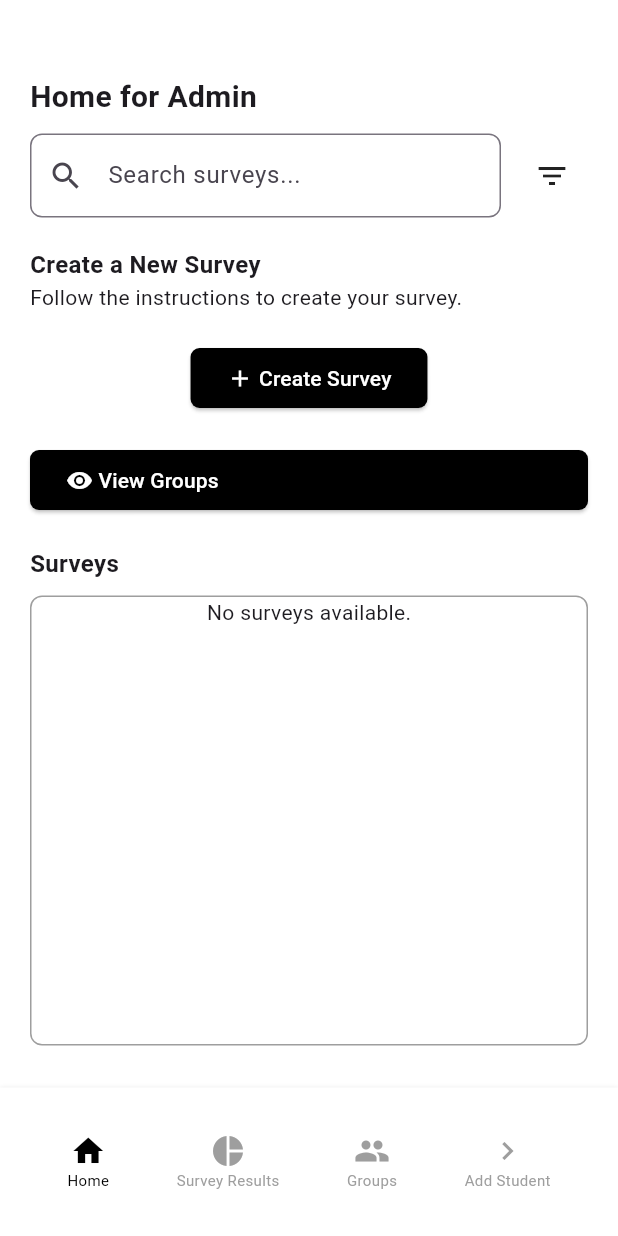
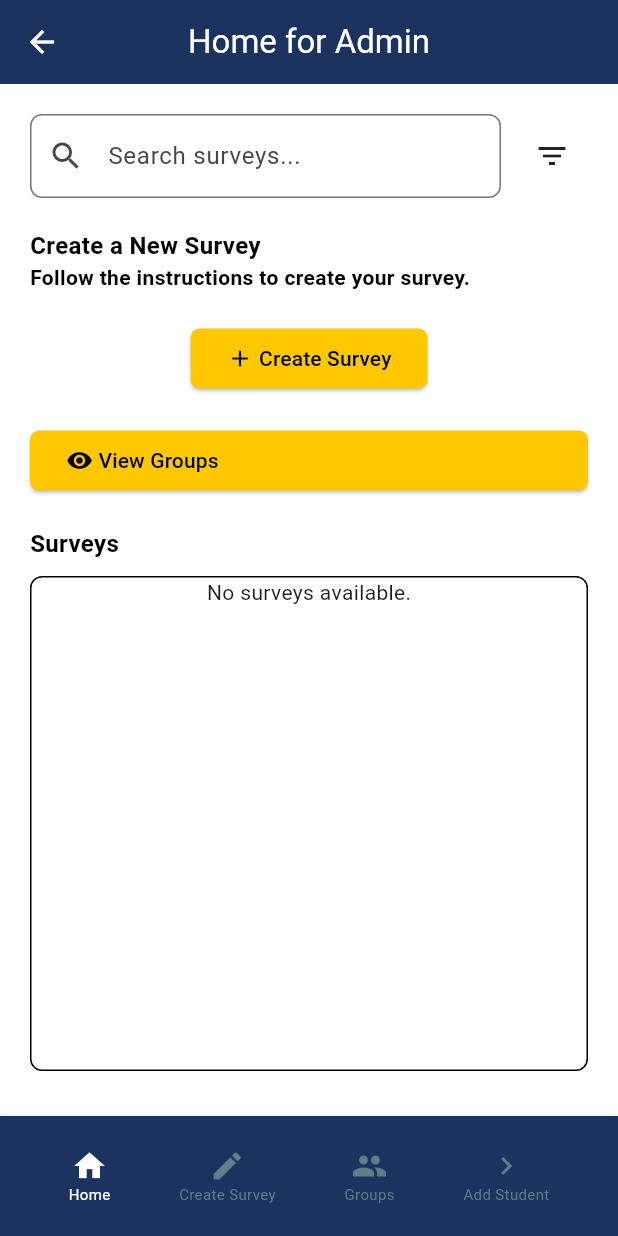
Before and after one commit to Amgooodd/survey-center, a Flutter app: the FirstForAdmin screen opened by its route, on a phone screen of 412 x 824 dp. Run offline on Flutter 3.47's test engine with Material 3 defaults, Android fonts, the phone set to English and light mode, and no system bars; our stand-ins replace cloud_firestore, firebase_core; accounts and stored records are empty.

Commit message:
Update 1firstforadmin.dart

```diff
--- a/lib/screens/1firstforadmin.dart
+++ b/lib/screens/1firstforadmin.dart
@@ -1,5 +1,3 @@
-
-
 import 'package:flutter/material.dart';
 
 import 'package:cloud_firestore/cloud_firestore.dart';
@@ -17,7 +15,7 @@ class _FirstForAdminState extends State<FirstForAdmin> {
   late Stream<List<DocumentSnapshot>> _surveysStream;
   final TextEditingController _searchController = TextEditingController();
   String _searchQuery = '';
-  Set<String> _selectedDepartments = {};
+  final Set<String> _selectedDepartments = {};
 
   final List<String> _departments = ['CS', 'Stat', 'Math'];
 
@@ -63,13 +61,11 @@ class _FirstForAdminState extends State<FirstForAdmin> {
                     if (value!) {
                       _selectedDepartments.add(department);
                     } else {
-                      _selectedDepartments
-                          .remove(department);
+                      _selectedDepartments.remove(department);
                     }
                   });
                   Navigator.pop(context);
-                  _showFilterOptions(
-                      context);
+                  _showFilterOptions(context);
                 },
               );
             }).toList(),
@@ -90,20 +86,25 @@ class _FirstForAdminState extends State<FirstForAdmin> {
   @override
   Widget build(BuildContext context) {
     return Scaffold(
+      appBar: AppBar(
+        title: Text("Home for Admin", style: TextStyle(color: Colors.white)),
+        backgroundColor: const Color.fromARGB(255, 28, 51, 95),
+        leading: IconButton(
+          icon: Icon(Icons.arrow_back, color: Colors.white),
+          onPressed: () => Navigator.pop(context),
+        ),
+        centerTitle: true,
+      ),
       backgroundColor: Colors.white,
       body: ListView(
         padding: EdgeInsets.zero,
         children: [
-          SizedBox(height: 50),
+          SizedBox(height: 10),
           Padding(
             padding: const EdgeInsets.symmetric(horizontal: 20.0),
             child: Column(
               crossAxisAlignment: CrossAxisAlignment.start,
               children: [
-                Text(
-                  'Home for Admin',
-                  style: TextStyle(fontSize: 20, fontWeight: FontWeight.bold),
-                ),
                 SizedBox(height: 10),
                 Row(
                   children: [
@@ -138,11 +139,9 @@ class _FirstForAdminState extends State<FirstForAdmin> {
                                 onChanged: (value) {
                                   setState(() {
                                     if (value!) {
-                                      _selectedDepartments
-                                          .add(department);
+                                      _selectedDepartments.add(department);
                                     } else {
-                                      _selectedDepartments.remove(
-                                          department);
+                                      _selectedDepartments.remove(department);
                                     }
                                   });
                                   Navigator.pop(context);
@@ -165,8 +164,7 @@ class _FirstForAdminState extends State<FirstForAdmin> {
                         return Chip(
                           label: Text(department),
                           deleteIcon: Icon(Icons.close, size: 16),
-                          onDeleted: () =>
-                              _clearFilter(department),
+                          onDeleted: () => _clearFilter(department),
                         );
                       }).toList(),
                     ),
@@ -174,16 +172,25 @@ class _FirstForAdminState extends State<FirstForAdmin> {
                 SizedBox(height: 20),
                 Text(
                   'Create a New Survey',
-                  style: TextStyle(fontSize: 16, fontWeight: FontWeight.bold),
+                  style: TextStyle(
+                      fontSize: 16,
+                      fontWeight: FontWeight.bold,
+                      color: Colors.black),
                 ),
-                Text('Follow the instructions to create your survey.'),
+                Text(
+                  'Follow the instructions to create your survey.',
+                  style: TextStyle(
+                      fontSize: 14,
+                      fontWeight: FontWeight.bold,
+                      color: Colors.black),
+                ),
                 SizedBox(height: 20),
                 Row(
                   mainAxisAlignment: MainAxisAlignment.center,
                   children: [
                     ElevatedButton(
                       style: ElevatedButton.styleFrom(
-                        backgroundColor: Colors.black,
+                        backgroundColor: const Color.fromARGB(255, 253, 200, 0),
                         shape: RoundedRectangleBorder(
                           borderRadius: BorderRadius.circular(6),
                         ),
@@ -194,9 +201,9 @@ class _FirstForAdminState extends State<FirstForAdmin> {
                       },
                       child: Row(
                         children: [
-                          Icon(Icons.add, color: Colors.white),
+                          Icon(Icons.add, color: Colors.black),
                           Text(' Create Survey',
-                              style: TextStyle(color: Colors.white)),
+                              style: TextStyle(color: Colors.black)),
                         ],
                       ),
                     ),
@@ -205,7 +212,7 @@ class _FirstForAdminState extends State<FirstForAdmin> {
                 SizedBox(height: 20),
                 ElevatedButton(
                   style: ElevatedButton.styleFrom(
-                    backgroundColor: Colors.black,
+                    backgroundColor: const Color.fromARGB(255, 253, 200, 0),
                     shape: RoundedRectangleBorder(
                       borderRadius: BorderRadius.circular(6),
                     ),
@@ -215,22 +222,25 @@ class _FirstForAdminState extends State<FirstForAdmin> {
                   },
                   child: Row(
                     children: [
-                      Icon(Icons.remove_red_eye, color: Colors.white),
+                      Icon(Icons.remove_red_eye, color: Colors.black),
                       Text(' View Groups',
-                          style: TextStyle(color: Colors.white)),
+                          style: TextStyle(color: Colors.black)),
                     ],
                   ),
                 ),
                 SizedBox(height: 20),
                 Text(
                   'Surveys',
-                  style: TextStyle(fontSize: 16, fontWeight: FontWeight.bold),
+                  style: TextStyle(
+                      fontSize: 16,
+                      fontWeight: FontWeight.bold,
+                      color: Colors.black),
                 ),
                 SizedBox(height: 10),
                 Container(
-                  height: 300,
+                  height: 330,
                   decoration: BoxDecoration(
-                    border: Border.all(color: Colors.grey),
+                    border: Border.all(color: Colors.black),
                     borderRadius: BorderRadius.circular(8),
                   ),
                   child: SingleChildScrollView(
@@ -295,7 +305,7 @@ class _FirstForAdminState extends State<FirstForAdmin> {
                               title: data['name'] ?? 'Unnamed Survey',
                               subtitle: '${questions.length} questions',
                               departments: departments,
-                              image: "assets/exam2.png",
+                              image: "assets/ansr.png",
                               createdAt: formattedTime,
                               survey: doc,
                             );
@@ -341,7 +351,7 @@ class SurveyCard extends StatelessWidget {
         height: 140,
         decoration: BoxDecoration(
           color: Colors.white,
-          boxShadow: [BoxShadow(color: Colors.black12, blurRadius: 2)],
+          boxShadow: [BoxShadow(color: Colors.black, blurRadius: 2)],
           borderRadius: BorderRadius.circular(4),
         ),
         child: Row(
@@ -355,26 +365,30 @@ class SurveyCard extends StatelessWidget {
                   children: [
                     Text(
                       title,
-                      style:
-                          TextStyle(fontSize: 16, fontWeight: FontWeight.bold),
+                      style: TextStyle(
+                          fontSize: 16,
+                          fontWeight: FontWeight.bold,
+                          color: Colors.black),
                     ),
                     Text(
                       subtitle,
-                      style: TextStyle(fontSize: 12, color: Colors.grey),
+                      style: TextStyle(fontSize: 12, color: Colors.black),
                     ),
                     Text(
                       'Departments: $departments',
-                      style: TextStyle(fontSize: 12, color: Colors.grey),
+                      style: TextStyle(fontSize: 12, color: Colors.black),
                     ),
                     Text(
                       'Created: $createdAt',
-                      style: TextStyle(fontSize: 12, color: Colors.grey),
+                      style: TextStyle(fontSize: 12, color: Colors.black),
                     ),
                     SizedBox(height: 10),
                     Flexible(
                       child: ElevatedButton(
+                        style: ElevatedButton.styleFrom(
+                            backgroundColor:
+                                const Color.fromARGB(255, 253, 200, 0)),
                         onPressed: () {
-
                           Navigator.push(
                             context,
                             MaterialPageRoute(
@@ -383,7 +397,8 @@ class SurveyCard extends StatelessWidget {
                             ),
                           );
                         },
-                        child: Text('View Details'),
+                        child: Text('View Details',
+                            style: TextStyle(color: Colors.black)),
                       ),
                     ),
                   ],
@@ -415,9 +430,9 @@ class BottomNavigationBarWidget extends StatelessWidget {
   @override
   Widget build(BuildContext context) {
     return Container(
-      height: 99,
+      height: 80,
       decoration: BoxDecoration(
-        color: Colors.white,
+        color: const Color.fromARGB(255, 28, 51, 95),
         boxShadow: [BoxShadow(color: Colors.black12, blurRadius: 2)],
       ),
       child: Row(
@@ -432,10 +447,10 @@ class BottomNavigationBarWidget extends StatelessWidget {
             },
           ),
           BottomNavItem(
-            icon: Icons.pie_chart,
-            label: "Survey Results",
+            icon: Icons.edit,
+            label: "Create Survey",
             onTap: () {
-              Navigator.pushReplacementNamed(context, '/showsurvv');
+              Navigator.pushReplacementNamed(context, '/createsurvv');
             },
           ),
           BottomNavItem(
@@ -479,12 +494,13 @@ class BottomNavItem extends StatelessWidget {
       child: Column(
         mainAxisSize: MainAxisSize.min,
         children: [
-          Icon(icon, color: isSelected ? Colors.black : Colors.grey, size: 24),
+          Icon(icon,
+              color: isSelected ? Colors.white : Colors.blueGrey, size: 24),
           Text(
             label,
             style: TextStyle(
               fontSize: 10,
-              color: isSelected ? Colors.black : Colors.grey,
+              color: isSelected ? Colors.white : Colors.blueGrey,
             ),
           ),
         ],
```
